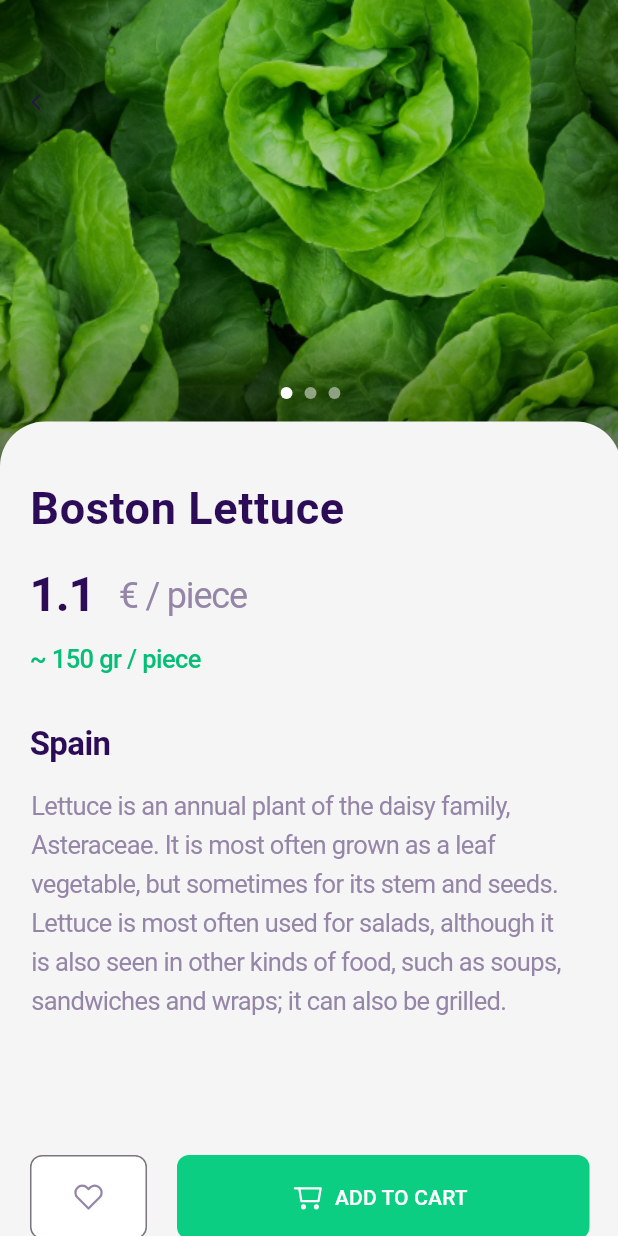
After one commit to assyaIsk/flutter, a Flutter app: the VegetableDetailScreen screen opened directly with sample values from the repository, on a phone screen of 412 x 824 dp. The commit adds this screen. Run offline on Flutter 3.47's test engine with Material 2 defaults, Android fonts, the phone set to English and light mode, and no system bars; our stand-ins replace flutter_svg.

Commit message:
vegetable_detail

```diff
--- a/lib/data/vegetables.dart
+++ b/lib/data/vegetables.dart
@@ -1,14 +1,17 @@
 enum Units { piece, kg }
 
 class Vegetables {
-  const Vegetables(
-      {required this.name,
-      required this.price,
-      required this.unit,
-      required this.imageUrl});
+  const Vegetables({
+    required this.name,
+    required this.price,
+    required this.unit,
+    required this.imageUrl,
+    required this.text,
+  });
 
   final String name;
   final double price;
   final Units unit;
   final String imageUrl;
+  final String text;
 }
--- a/lib/models/vegetable_model.dart
+++ b/lib/models/vegetable_model.dart
@@ -5,15 +5,19 @@ const vegetables = [
       name: 'Boston Lettuce',
       price: 1.10,
       unit: Units.piece,
-      imageUrl: 'assets/images/Media.png'),
+      imageUrl: 'assets/images/Media.png',
+      text:
+          'Lettuce is an annual plant of the daisy family, Asteraceae. It is most often grown as a leaf vegetable, but sometimes for its stem and seeds. Lettuce is most often used for salads, although it is also seen in other kinds of food, such as soups, sandwiches and wraps; it can also be grilled.'),
   Vegetables(
       name: 'Purple Cauliflower',
       price: 1.85,
       unit: Units.kg,
-      imageUrl: 'assets/images/Media2.png'),
+      imageUrl: 'assets/images/Media2.png',
+      text: 'Purple Cauliflower'),
   Vegetables(
       name: 'Savoy Cabbage',
       price: 1.45,
       unit: Units.kg,
-      imageUrl: 'assets/images/Media3.png'),
+      imageUrl: 'assets/images/Media3.png',
+      text: 'Savoy Cabbage'),
 ];
--- /dev/null
+++ b/lib/screens/vegetable_detail.dart
@@ -0,0 +1,239 @@
+import 'package:flutter/material.dart';
+import 'package:flutter_svg/svg.dart';
+import 'package:vegetables/data/vegetables.dart';
+
+class VegetableDetailScreen extends StatelessWidget {
+  const VegetableDetailScreen({super.key, required this.vegetable});
+  final Vegetables vegetable;
+
+  @override
+  Widget build(BuildContext context) {
+    return Scaffold(
+      body: Container(
+        width: double.infinity,
+        height: 896,
+        decoration: const BoxDecoration(
+          color: Color(0xfff6f5f5),
+        ),
+        child: Stack(
+          children: [
+            Positioned(
+              left: 0,
+              top: 0,
+              child: Align(
+                child: Container(
+                  width: 414,
+                  height: 358,
+                  decoration: const BoxDecoration(
+                    color: Color(0xffdbd8dd),
+                  ),
+                  child: Image.asset(
+                    'assets/Media.png',
+                  ),
+                ),
+              ),
+            ),
+            Positioned(
+              left: 187,
+              top: 258,
+              child: Align(
+                child: SizedBox(
+                  width: 40,
+                  height: 8,
+                  child: SvgPicture.asset(
+                    'assets/svg/Dots.svg',
+                  ),
+                ),
+              ),
+            ),
+            Positioned(
+              left: 0,
+              top: 0,
+              child: Container(
+                padding: const EdgeInsets.fromLTRB(21, 62, 21, 22),
+                width: 414,
+                height: 96,
+                child: Align(
+                  alignment: Alignment.centerLeft,
+                  child: SizedBox(
+                    width: 6,
+                    height: 12,
+                    child: GestureDetector(
+                      onTap: () => Navigator.pop(context),
+                      child: SvgPicture.asset(
+                        'assets/svg/Vector.svg',
+                        width: 6,
+                        height: 12,
+                      ),
+                    ),
+                  ),
+                ),
+              ),
+            ),
+            Positioned(
+              left: 0,
+              top: 281,
+              child: Container(
+                padding: const EdgeInsets.fromLTRB(20, 37, 20, 65),
+                width: 414,
+                height: 615,
+                decoration: const BoxDecoration(
+                  color: Color(0xfff6f5f5),
+                  borderRadius: BorderRadius.only(
+                    topLeft: Radius.circular(30),
+                    topRight: Radius.circular(30),
+                  ),
+                ),
+                child: Column(
+                  crossAxisAlignment: CrossAxisAlignment.start,
+                  children: [
+                    Container(
+                      margin: const EdgeInsets.fromLTRB(0, 0, 0, 16),
+                      child: Text(
+                        vegetable.name,
+                        style: const TextStyle(
+                          fontSize: 30,
+                          fontWeight: FontWeight.w700,
+                          height: 1.3666666667,
+                          letterSpacing: 0.41,
+                          color: Color(0xff2d0c57),
+                        ),
+                      ),
+                    ),
+                    Container(
+                      margin: const EdgeInsets.fromLTRB(0, 0, 223, 8),
+                      width: double.infinity,
+                      child: Row(
+                        crossAxisAlignment: CrossAxisAlignment.center,
+                        children: [
+                          Container(
+                            margin: const EdgeInsets.fromLTRB(0, 0, 16, 0),
+                            child: Text(
+                              vegetable.price.toString(),
+                              style: const TextStyle(
+                                fontSize: 32,
+                                fontWeight: FontWeight.w700,
+                                height: 1.3463542461,
+                                letterSpacing: -0.8029167056,
+                                color: Color(0xff2d0c57),
+                              ),
+                            ),
+                          ),
+                          Text(
+                            '€ / ${vegetable.unit.name}',
+                            textAlign: TextAlign.center,
+                            style: const TextStyle(
+                              fontSize: 24,
+                              fontWeight: FontWeight.w400,
+                              height: 1.7951389949,
+                              letterSpacing: -0.8029167056,
+                              color: Color(0xff9586a8),
+                            ),
+                          ),
+                        ],
+                      ),
+                    ),
+                    Container(
+                      margin: const EdgeInsets.fromLTRB(0, 0, 0, 32),
+                      child: const Text(
+                        '~ 150 gr / piece',
+                        style: TextStyle(
+                          fontSize: 17,
+                          fontWeight: FontWeight.w500,
+                          height: 1.5,
+                          letterSpacing: -0.41,
+                          color: Color(0xff05be77),
+                        ),
+                      ),
+                    ),
+                    Container(
+                      // title3A7 (102:4859)
+                      margin: const EdgeInsets.fromLTRB(0, 0, 0, 18),
+                      child: const Text(
+                        'Spain',
+                        style: TextStyle(
+                          fontSize: 22,
+                          fontWeight: FontWeight.w700,
+                          height: 1,
+                          letterSpacing: -0.41,
+                          color: Color(0xff2d0c57),
+                        ),
+                      ),
+                    ),
+                    Container(
+                      // textAkX (102:4862)
+                      margin: const EdgeInsets.fromLTRB(1, 0, 0, 90),
+                      constraints: const BoxConstraints(
+                        maxWidth: 362,
+                      ),
+                      child: Text(
+                        vegetable.text,
+                        style: const TextStyle(
+                          fontSize: 17,
+                          fontWeight: FontWeight.w400,
+                          height: 1.5,
+                          letterSpacing: -0.41,
+                          color: Color(0xff9586a8),
+                        ),
+                      ),
+                    ),
+                    SizedBox(
+                      width: double.infinity,
+                      height: 56,
+                      child: Row(
+                        crossAxisAlignment: CrossAxisAlignment.center,
+                        children: [
+                          Container(
+                            margin: const EdgeInsets.fromLTRB(0, 0, 20, 0),
+                            width: 78,
+                            height: 56,
+                            child: OutlinedButton(
+                              onPressed: () {},
+                              style: OutlinedButton.styleFrom(
+                                shape: RoundedRectangleBorder(
+                                  borderRadius: BorderRadius.circular(8.0),
+                                ),
+                                backgroundColor: const Color(0xFFFFFFFF),
+                              ),
+                              child: SvgPicture.asset(
+                                'assets/svg/heart.svg',
+                                width: 20,
+                                height: 20,
+                              ),
+                            ),
+                          ),
+                          SizedBox(
+                            width: 275,
+                            height: 56,
+                            child: TextButton.icon(
+                              label: const Text(
+                                'ADD TO CART',
+                                style: TextStyle(color: Colors.white),
+                              ),
+                              icon: SvgPicture.asset(
+                                'assets/svg/shopping-cart.svg',
+                                width: 20,
+                                height: 20,
+                              ),
+                              onPressed: () {},
+                              style: OutlinedButton.styleFrom(
+                                shape: RoundedRectangleBorder(
+                                  borderRadius: BorderRadius.circular(8.0),
+                                ),
+                                backgroundColor: const Color(0xFF0BCE83),
+                              ),
+                            ),
+                          ),
+                        ],
+                      ),
+                    ),
+                  ],
+                ),
+              ),
+            ),
+          ],
+        ),
+      ),
+    );
+  }
+}
--- a/lib/widgets/vegetables/vegetable_list.dart
+++ b/lib/widgets/vegetables/vegetable_list.dart
@@ -1,6 +1,7 @@
 import 'package:flutter/material.dart';
 import 'package:flutter_svg/svg.dart';
 import 'package:vegetables/models/vegetable_model.dart';
+import 'package:vegetables/screens/vegetable_detail.dart';
 
 class VegetableList extends StatelessWidget {
   const VegetableList({super.key});
@@ -28,8 +29,18 @@ class VegetableList extends StatelessWidget {
                   borderRadius: BorderRadius.circular(8),
                   color: const Color(0xffdbd8dd),
                 ),
-                child: Image.asset(
-                  vegetables[index].imageUrl,
+                child: GestureDetector(
+                  onTap: () {
+                    Navigator.of(context).push(
+                      MaterialPageRoute(
+                        builder: (ctx) =>
+                            VegetableDetailScreen(vegetable: vegetables[index]),
+                      ),
+                    );
+                  },
+                  child: Image.asset(
+                    vegetables[index].imageUrl,
+                  ),
                 ),
               ),
               SizedBox(
--- a/pubspec.yaml
+++ b/pubspec.yaml
@@ -66,10 +66,12 @@ flutter:
     - assets/svg/Vector.svg
     - assets/svg/check.svg
     - assets/svg/heart.svg
+    - assets/svg/Dots.svg
     - assets/svg/shopping-cart.svg
     - assets/images/Media.png
     - assets/images/Media2.png
     - assets/images/Media3.png
+    - assets/Media.png
   #   - images/a_dot_ham.jpeg
 
   # An image asset can refer to one or more resolution-specific "variants", see
```
Also changed, not shown: assets/Media.png (added), assets/svg/Dots.svg (added), lib/screens/favorites.dart (added).
